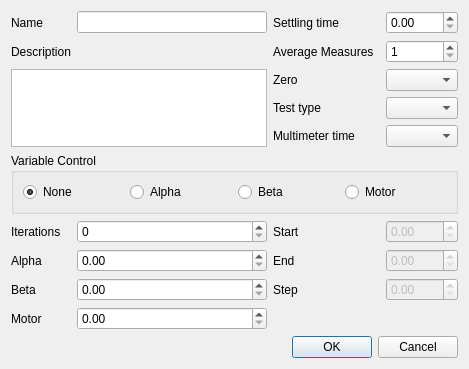
Qt form measurementspreferences.ui (froque/AeroIST) before a commit.
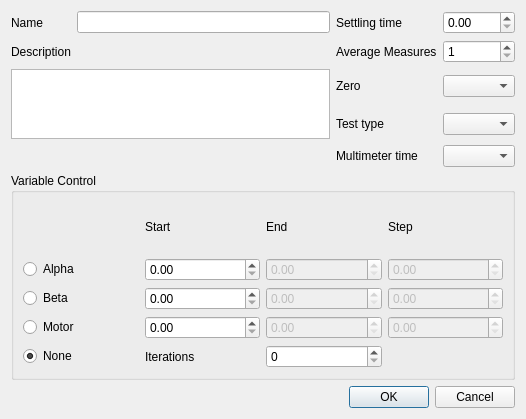
The same form after that commit.

Commit message: removed measurements start variable. use the start_hash variable and control this implies some changes to measurements UI's and xml schema

Diff of the .ui file:
```diff
--- a/measurementspreferences.ui
+++ b/measurementspreferences.ui
@@ -6,166 +6,15 @@
    <rect>
     <x>0</x>
     <y>0</y>
-    <width>500</width>
-    <height>406</height>
+    <width>526</width>
+    <height>419</height>
    </rect>
   </property>
   <property name="windowTitle">
    <string>Dialog</string>
   </property>
-  <layout class="QGridLayout" name="gridLayout">
-   <property name="sizeConstraint">
-    <enum>QLayout::SetFixedSize</enum>
-   </property>
-   <item row="18" column="1" colspan="5">
-    <widget class="QDialogButtonBox" name="buttonBox">
-     <property name="orientation">
-      <enum>Qt::Horizontal</enum>
-     </property>
-     <property name="standardButtons">
-      <set>QDialogButtonBox::Cancel|QDialogButtonBox::Ok</set>
-     </property>
-    </widget>
-   </item>
-   <item row="9" column="1" colspan="5">
-    <widget class="QGroupBox" name="groupBox">
-     <property name="title">
-      <string>Variable Control</string>
-     </property>
-     <layout class="QHBoxLayout" name="horizontalLayout">
-      <item>
-       <widget class="QRadioButton" name="radioButtonNone">
-        <property name="text">
-         <string>None</string>
-        </property>
-        <property name="checked">
-         <bool>true</bool>
-        </property>
-        <attribute name="buttonGroup">
-         <string>controlGroup</string>
-        </attribute>
-       </widget>
-      </item>
-      <item>
-       <widget class="QRadioButton" name="radioButtonAlpha">
-        <property name="text">
-         <string>Alpha</string>
-        </property>
-        <attribute name="buttonGroup">
-         <string>controlGroup</string>
-        </attribute>
-       </widget>
-      </item>
-      <item>
-       <widget class="QRadioButton" name="radioButtonBeta">
-        <property name="text">
-         <string>Beta</string>
-        </property>
-        <attribute name="buttonGroup">
-         <string>controlGroup</string>
-        </attribute>
-       </widget>
-      </item>
-      <item>
-       <widget class="QRadioButton" name="radioButtonMotor">
-        <property name="text">
-         <string>Motor</string>
-        </property>
-        <attribute name="buttonGroup">
-         <string>controlGroup</string>
-        </attribute>
-       </widget>
-      </item>
-     </layout>
-    </widget>
-   </item>
-   <item row="10" column="1">
-    <widget class="QLabel" name="labelN">
-     <property name="text">
-      <string>Iterations</string>
-     </property>
-    </widget>
-   </item>
-   <item row="10" column="2">
-    <widget class="QSpinBox" name="spinBoxN">
-     <property name="maximum">
-      <number>999</number>
-     </property>
-    </widget>
-   </item>
-   <item row="11" column="2">
-    <widget class="QDoubleSpinBox" name="doubleSpinBoxAlpha"/>
-   </item>
-   <item row="14" column="2">
-    <widget class="QDoubleSpinBox" name="doubleSpinBoxBeta"/>
-   </item>
-   <item row="15" column="2">
-    <widget class="QDoubleSpinBox" name="doubleSpinBoxMotor"/>
-   </item>
-   <item row="10" column="3">
-    <widget class="QLabel" name="labelStart">
-     <property name="text">
-      <string>Start</string>
-     </property>
-    </widget>
-   </item>
-   <item row="11" column="3">
-    <widget class="QLabel" name="labelEnd">
-     <property name="text">
-      <string>End</string>
-     </property>
-    </widget>
-   </item>
-   <item row="14" column="3">
-    <widget class="QLabel" name="labelStep">
-     <property name="text">
-      <string>Step</string>
-     </property>
-    </widget>
-   </item>
-   <item row="10" column="5">
-    <widget class="QDoubleSpinBox" name="doubleSpinBoxStart">
-     <property name="enabled">
-      <bool>false</bool>
-     </property>
-    </widget>
-   </item>
-   <item row="11" column="5">
-    <widget class="QDoubleSpinBox" name="doubleSpinBoxEnd">
-     <property name="enabled">
-      <bool>false</bool>
-     </property>
-    </widget>
-   </item>
-   <item row="14" column="5">
-    <widget class="QDoubleSpinBox" name="doubleSpinBoxStep">
-     <property name="enabled">
-      <bool>false</bool>
-     </property>
-    </widget>
-   </item>
-   <item row="11" column="1">
-    <widget class="QLabel" name="labelAlpha">
-     <property name="text">
-      <string>Alpha</string>
-     </property>
-    </widget>
-   </item>
-   <item row="14" column="1">
-    <widget class="QLabel" name="labelBeta">
-     <property name="text">
-      <string>Beta</string>
-     </property>
-    </widget>
-   </item>
-   <item row="15" column="1">
-    <widget class="QLabel" name="labelMotor">
-     <property name="text">
-      <string>Motor</string>
-     </property>
-    </widget>
-   </item>
-   <item row="0" column="1">
+  <layout class="QGridLayout" name="gridLayout_2">
+   <item row="0" column="0">
     <widget class="QLabel" name="labelName">
      <property name="text">
       <string>Name</string>
@@ -175,20 +24,6 @@
    <item row="0" column="2">
     <widget class="QLineEdit" name="edit_name"/>
    </item>
-   <item row="1" column="1">
-    <widget class="QLabel" name="labelDescription">
-     <property name="text">
-      <string>Description</string>
-     </property>
-    </widget>
-   </item>
-   <item row="3" column="1" rowspan="3" colspan="2">
-    <widget class="QPlainTextEdit" name="plainTextEdit">
-     <property name="tabChangesFocus">
-      <bool>true</bool>
-     </property>
-    </widget>
-   </item>
    <item row="0" column="3">
     <widget class="QLabel" name="labelSettlingTime">
      <property name="text">
@@ -196,9 +31,16 @@
      </property>
     </widget>
    </item>
-   <item row="0" column="5">
+   <item row="0" column="4">
     <widget class="QDoubleSpinBox" name="doubleSpinBoxSettling"/>
    </item>
+   <item row="1" column="0" colspan="2">
+    <widget class="QLabel" name="labelDescription">
+     <property name="text">
+      <string>Description</string>
+     </property>
+    </widget>
+   </item>
    <item row="1" column="3">
     <widget class="QLabel" name="labelAverage">
      <property name="text">
@@ -206,51 +48,209 @@
      </property>
     </widget>
    </item>
-   <item row="1" column="5">
+   <item row="1" column="4">
     <widget class="QSpinBox" name="spinBoxAverage">
      <property name="minimum">
       <number>1</number>
      </property>
     </widget>
    </item>
-   <item row="3" column="3">
+   <item row="2" column="0" rowspan="2" colspan="3">
+    <widget class="QPlainTextEdit" name="plainTextEdit">
+     <property name="tabChangesFocus">
+      <bool>true</bool>
+     </property>
+    </widget>
+   </item>
+   <item row="2" column="3">
     <widget class="QLabel" name="labelZero">
      <property name="text">
       <string>Zero</string>
      </property>
     </widget>
    </item>
-   <item row="3" column="5">
+   <item row="2" column="4">
     <widget class="QComboBox" name="combo_zero"/>
    </item>
-   <item row="4" column="3">
+   <item row="3" column="3">
     <widget class="QLabel" name="labelMatrix">
      <property name="text">
       <string>Test type</string>
      </property>
     </widget>
    </item>
-   <item row="4" column="5">
+   <item row="3" column="4">
     <widget class="QComboBox" name="combo_matrix">
      <property name="toolTip">
       <string>The type of test being made. Either in  midle section or bottom of the section</string>
      </property>
     </widget>
    </item>
-   <item row="5" column="3">
+   <item row="4" column="3">
     <widget class="QLabel" name="labelDVMTime">
      <property name="text">
       <string>Multimeter time</string>
      </property>
     </widget>
    </item>
-   <item row="5" column="5">
+   <item row="4" column="4">
     <widget class="QComboBox" name="combo_dvm_time">
      <property name="currentIndex">
       <number>-1</number>
      </property>
     </widget>
    </item>
+   <item row="6" column="0" colspan="5">
+    <widget class="QDialogButtonBox" name="buttonBox">
+     <property name="orientation">
+      <enum>Qt::Horizontal</enum>
+     </property>
+     <property name="standardButtons">
+      <set>QDialogButtonBox::Cancel|QDialogButtonBox::Ok</set>
+     </property>
+    </widget>
+   </item>
+   <item row="5" column="0" colspan="5">
+    <widget class="QGroupBox" name="groupBox">
+     <property name="title">
+      <string>Variable Control</string>
+     </property>
+     <property name="checkable">
+      <bool>false</bool>
+     </property>
+     <layout class="QGridLayout" name="gridLayout">
+      <item row="3" column="1">
+       <widget class="QDoubleSpinBox" name="doubleSpinBoxAlphaStart"/>
+      </item>
+      <item row="4" column="1">
+       <widget class="QDoubleSpinBox" name="doubleSpinBoxBetaStart"/>
+      </item>
+      <item row="5" column="1">
+       <widget class="QDoubleSpinBox" name="doubleSpinBoxMotorStart"/>
+      </item>
+      <item row="5" column="0">
+       <widget class="QRadioButton" name="radioButtonMotor">
+        <property name="text">
+         <string>Motor</string>
+        </property>
+        <attribute name="buttonGroup">
+         <string>controlGroup</string>
+        </attribute>
+       </widget>
+      </item>
+      <item row="4" column="0">
+       <widget class="QRadioButton" name="radioButtonBeta">
+        <property name="text">
+         <string>Beta</string>
+        </property>
+        <attribute name="buttonGroup">
+         <string>controlGroup</string>
+        </attribute>
+       </widget>
+      </item>
+      <item row="3" column="0">
+       <widget class="QRadioButton" name="radioButtonAlpha">
+        <property name="text">
+         <string>Alpha</string>
+        </property>
+        <attribute name="buttonGroup">
+         <string>controlGroup</string>
+        </attribute>
+       </widget>
+      </item>
+      <item row="3" column="2">
+       <widget class="QDoubleSpinBox" name="doubleSpinBoxAlphaEnd">
+        <property name="enabled">
+         <bool>false</bool>
+        </property>
+       </widget>
+      </item>
+      <item row="3" column="3">
+       <widget class="QDoubleSpinBox" name="doubleSpinBoxAlphaStep">
+        <property name="enabled">
+         <bool>false</bool>
+        </property>
+       </widget>
+      </item>
+      <item row="4" column="2">
+       <widget class="QDoubleSpinBox" name="doubleSpinBoxBetaEnd">
+        <property name="enabled">
+         <bool>false</bool>
+        </property>
+       </widget>
+      </item>
+      <item row="5" column="2">
+       <widget class="QDoubleSpinBox" name="doubleSpinBoxMotorEnd">
+        <property name="enabled">
+         <bool>false</bool>
+        </property>
+       </widget>
+      </item>
+      <item row="4" column="3">
+       <widget class="QDoubleSpinBox" name="doubleSpinBoxBetaStep">
+        <property name="enabled">
+         <bool>false</bool>
+        </property>
+       </widget>
+      </item>
+      <item row="5" column="3">
+       <widget class="QDoubleSpinBox" name="doubleSpinBoxMotorStep">
+        <property name="enabled">
+         <bool>false</bool>
+        </property>
+       </widget>
+      </item>
+      <item row="2" column="3">
+       <widget class="QLabel" name="labelStep">
+        <property name="text">
+         <string>Step</string>
+        </property>
+       </widget>
+      </item>
+      <item row="2" column="2">
+       <widget class="QLabel" name="labelEnd">
+        <property name="text">
+         <string>End</string>
+        </property>
+       </widget>
+      </item>
+      <item row="2" column="1">
+       <widget class="QLabel" name="labelStart">
+        <property name="text">
+         <string>Start</string>
+        </property>
+       </widget>
+      </item>
+      <item row="6" column="0">
+       <widget class="QRadioButton" name="radioButtonNone">
+        <property name="text">
+         <string>None</string>
+        </property>
+        <property name="checked">
+         <bool>true</bool>
+        </property>
+        <attribute name="buttonGroup">
+         <string>controlGroup</string>
+        </attribute>
+       </widget>
+      </item>
+      <item row="6" column="1">
+       <widget class="QLabel" name="labelN">
+        <property name="text">
+         <string>Iterations</string>
+        </property>
+       </widget>
+      </item>
+      <item row="6" column="2">
+       <widget class="QSpinBox" name="spinBoxN">
+        <property name="maximum">
+         <number>999</number>
+        </property>
+       </widget>
+      </item>
+     </layout>
+    </widget>
+   </item>
   </layout>
  </widget>
  <tabstops>
```
Left out of the diff: 16 changed lines with no effect on the pictures. The commit also changes 8 other files.
